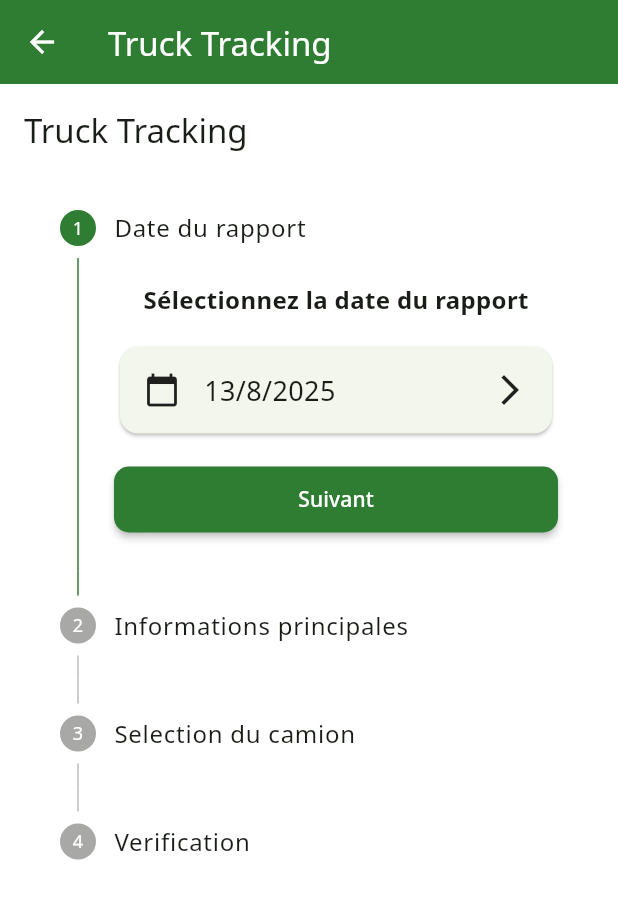
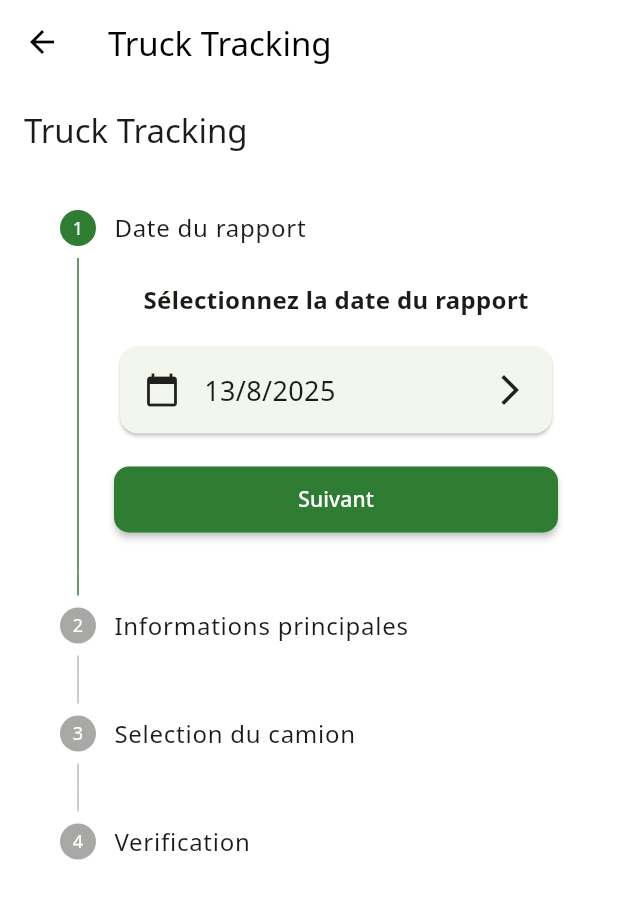
Before and after one commit to jamalabbay97/R0V0.0.1, a Flutter app: the screen it shows after launch, after a tap on "Truck Tracking", on a phone screen of 412 x 824 dp. Shown: the top 899 px of the screen. Run offline on Flutter 3.47's test engine with Material 3 defaults, Android fonts, the phone set to English and light mode, and no system bars; our stand-ins replace firebase_core, flutter_time_picker_spinner, shared_preferences, sqflite; accounts and stored records are empty; project files that could hold a hidden picture were left out.

Commit message:
modifier activity page

```diff
--- a/lib/screens/r0_report_screen.dart
+++ b/lib/screens/r0_report_screen.dart
@@ -59,7 +59,6 @@ class R0ReportFormData {
   List<IndexCompteurPoste> indexCompteurs = List.generate(3, (_) => IndexCompteurPoste());
   String selectedPoste = '';
   List<VentilationItem> ventilation = [];
-  String arretsExplication = '';
   Map<String, String> exploitation = {
     'heuresBrutes': '',
     'heuresArrets': '',
@@ -701,7 +700,6 @@ static const Map<String, List<String>> machinesData = {
         'Début': v.duree,
         'Fin': v.note,
       }).toList(),
-      'Explication Arrets': formData.arretsExplication,
       'exploitation': formData.exploitation,
       'Répartition Travail': formData.repartitionTravail
           .where((r) => r.chantier.isNotEmpty || r.temps.isNotEmpty || r.imputation.isNotEmpty)
@@ -1827,7 +1825,7 @@ static const Map<String, List<String>> machinesData = {
                                               // Exploitation Section
                                               Text('Exploitation', style: Theme.of(context).textTheme.titleMedium),
                                               const Divider(height: 16),
-                                              Text('Heures marche: ${formData.exploitation['heuresBrutes']}'),
+                                              Text('Heures marche: ${formData.exploitation['heuresMarche']}'),
                                               Text('Heures Arrêts: ${formData.exploitation['heuresArrets']}'),
                                               Text('Tonnage: ${formData.exploitation['tonnage']}t'),
                                               Text('Rendement: ${formData.exploitation['rendement']}%'),
--- a/lib/screens/truck_tracking_screen.dart
+++ b/lib/screens/truck_tracking_screen.dart
@@ -1127,8 +1127,10 @@ class CamionReportState extends State<CamionReport> {
                               ),
                             ),
                             const SizedBox(height: 12),
-                            ElevatedButton.icon(
-                              onPressed: () async {
+                            SizedBox(
+                              width: double.infinity,
+                              child: OutlinedButton.icon(
+                                onPressed: () async {
                                 await showDialog(
                                   context: context,
                                   builder: (context) {
@@ -1454,12 +1456,12 @@ class CamionReportState extends State<CamionReport> {
                               },
                               icon: const Icon(Icons.list),
                               label: const Text("Voir les camions"),
-                              style: ElevatedButton.styleFrom(
-                                backgroundColor: Colors.white,
+                              style: OutlinedButton.styleFrom(
                                 foregroundColor: Theme.of(context).colorScheme.primary,
                                 side: BorderSide(color: Theme.of(context).colorScheme.primary),
-                                padding: const EdgeInsets.symmetric(vertical: 12),
+                                padding: const EdgeInsets.symmetric(vertical: 12, horizontal: 24),
                               ),
+                            ),
                             ),
                           ],
                         ),
@@ -1480,15 +1482,14 @@ class CamionReportState extends State<CamionReport> {
                         style: TextStyle(fontWeight: FontWeight.bold),
                       ),
                       const SizedBox(height: 16),
-                      ElevatedButton.icon(
+                      OutlinedButton.icon(
                         onPressed: () => _showVerificationDialog(context),
                         icon: const Icon(Icons.visibility),
                         label: const Text("Voir tous les details"),
-                        style: ElevatedButton.styleFrom(
-                          backgroundColor: Colors.white,
+                        style: OutlinedButton.styleFrom(
                           foregroundColor: Theme.of(context).colorScheme.primary,
                           side: BorderSide(color: Theme.of(context).colorScheme.primary),
-                          padding: const EdgeInsets.symmetric(vertical: 12),
+                          padding: const EdgeInsets.symmetric(vertical: 12, horizontal: 24),
                         ),
                       ),
                     ],
--- a/lib/theme.dart
+++ b/lib/theme.dart
@@ -95,8 +95,8 @@ ThemeData buildLightTheme() {
     primaryColor: primary,
     scaffoldBackgroundColor: Colors.white,
     appBarTheme: const AppBarTheme(
-      backgroundColor: primary,
-      foregroundColor: Colors.white,
+      backgroundColor: Colors.white,
+      foregroundColor: Colors.black,
       elevation: 0,
       centerTitle: false,
     ),
```
Also changed, not shown: lib/screens/reports_screen.dart (+7 -7 lines).
